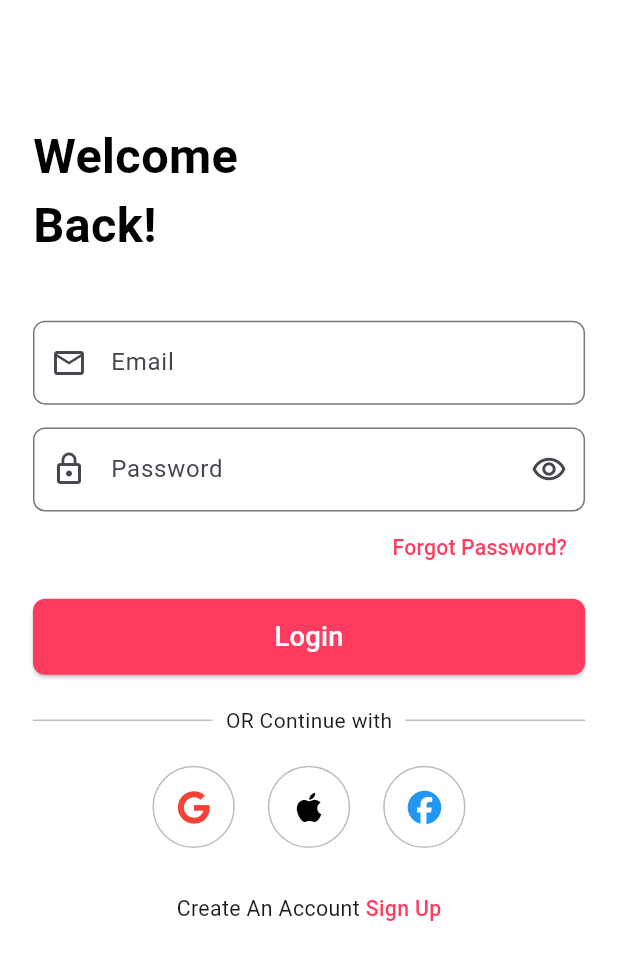
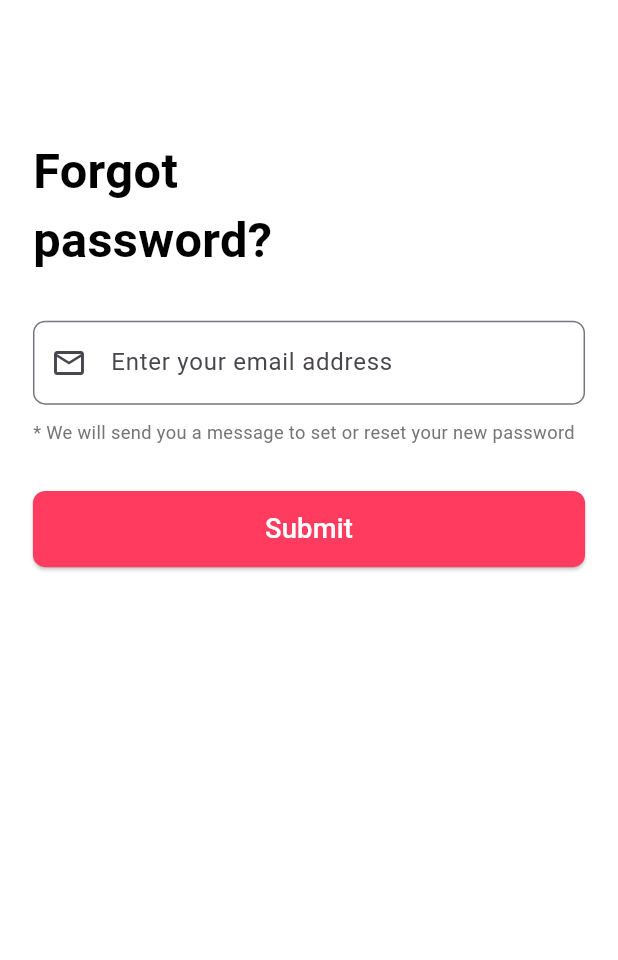
Before and after one commit to Danish-Siddiqui-0318/Baby_shop_hub_ecommerce, a Flutter app: the screen it shows after launch, after a tap on "Forgot Password?", on a phone screen of 412 x 824 dp. Shown: the top 960 px of the screen. Run offline on Flutter 3.47's test engine with Material 3 defaults, Android fonts, the phone set to English and light mode, and no system bars; our stand-ins replace flutter_screenutil, font_awesome_flutter.

Commit message:
forgot password added

```diff
--- /dev/null
+++ b/lib/Admin/forgotPassword.dart
@@ -0,0 +1,95 @@
+import 'package:flutter/material.dart';
+import 'package:flutter_screenutil/flutter_screenutil.dart';
+
+class ForgotPassword extends StatefulWidget {
+  const ForgotPassword({super.key});
+
+  @override
+  State<ForgotPassword> createState() => _ForgotPasswordState();
+}
+
+class _ForgotPasswordState extends State<ForgotPassword> {
+  final _formKey = GlobalKey<FormState>();
+  final TextEditingController _emailController = TextEditingController();
+
+  @override
+  Widget build(BuildContext context) {
+    return Scaffold(
+      backgroundColor: Colors.white,
+      body: SingleChildScrollView(
+        padding: EdgeInsets.symmetric(horizontal: 20.w, vertical: 50.h),
+        child: Form(
+          key: _formKey,
+          child: Column(
+            crossAxisAlignment: CrossAxisAlignment.start,
+            children: [
+              SizedBox(height: 40.h),
+              Text(
+                "Forgot\npassword?",
+                style: TextStyle(
+                  fontSize: 32.sp,
+                  fontWeight: FontWeight.bold,
+                  color: Colors.black,
+                ),
+              ),
+              SizedBox(height: 30.h),
+
+              // Email Field
+              TextFormField(
+                controller: _emailController,
+                decoration: InputDecoration(
+                  hintText: "Enter your email address",
+                  prefixIcon: Icon(Icons.email_outlined),
+                  border: OutlineInputBorder(
+                    borderRadius: BorderRadius.circular(8.r),
+                    borderSide: BorderSide(color: Colors.grey.shade300),
+                  ),
+                ),
+                validator: (input) {
+                      if (input!.isEmpty) {
+                        return "Email is required";
+                      } else if (!input.contains('@') || !input.contains('.com')) {
+                        return "Enter valid email";
+                      }
+                      return null;
+                    },
+              ),
+
+              SizedBox(height: 10.h),
+              Text(
+                "* We will send you a message to set or reset your new password",
+                style: TextStyle(
+                  fontSize: 12.sp,
+                  color: Colors.grey[600],
+                ),
+              ),
+
+              SizedBox(height: 30.h),
+
+              // Submit Button
+              SizedBox(
+                width: double.infinity,
+                height: 50.h,
+                child: ElevatedButton(
+                  onPressed: () {
+
+                  },
+                  style: ElevatedButton.styleFrom(
+                    backgroundColor: Color(0xFFFF3B5F),
+                    shape: RoundedRectangleBorder(
+                      borderRadius: BorderRadius.circular(8.r),
+                    ),
+                  ),
+                  child: Text(
+                    "Submit",
+                    style: TextStyle(fontSize: 18.sp, color: Colors.white),
+                  ),
+                ),
+              ),
+            ],
+          ),
+        ),
+      ),
+    );
+  }
+}
--- a/lib/Admin/login.dart
+++ b/lib/Admin/login.dart
@@ -1,5 +1,6 @@
 
 
+import 'package:baby_shop_hub/Admin/forgotPassword.dart';
 import 'package:baby_shop_hub/Admin/signup.dart';
 import 'package:flutter/material.dart';
 import 'package:flutter_screenutil/flutter_screenutil.dart';
@@ -101,7 +102,12 @@ class _LoginState extends State<Login> {
               Align(
                 alignment: Alignment.centerRight,
                 child: TextButton(
-                  onPressed: () {},
+                  onPressed: () {
+                    Navigator.push(
+                      context,
+                      MaterialPageRoute(builder: (context) => const ForgotPassword()),
+                    );
+                  },
                   child: Text(
                     "Forgot Password?",
                     style: TextStyle(
--- a/lib/Admin/signup.dart
+++ b/lib/Admin/signup.dart
@@ -218,9 +218,9 @@ class _SignupState extends State<Signup> {
                   ),
                   GestureDetector(
                     onTap: () {
-                      Navigator.push(
+                      Navigator.pushReplacement(
                         context,
-                        MaterialPageRoute(builder: (context) => Login()),
+                        MaterialPageRoute(builder: (context) => const Login()),
                       );
                     },
                     child: Text(
```
